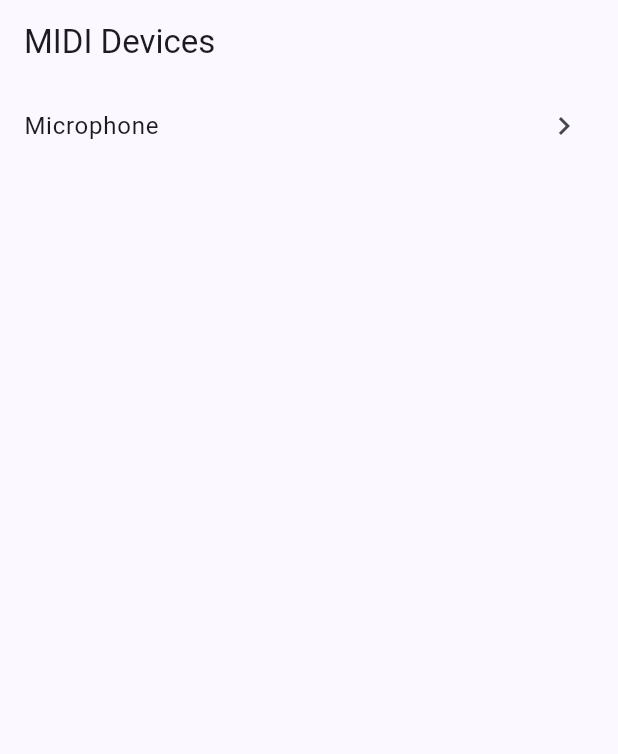
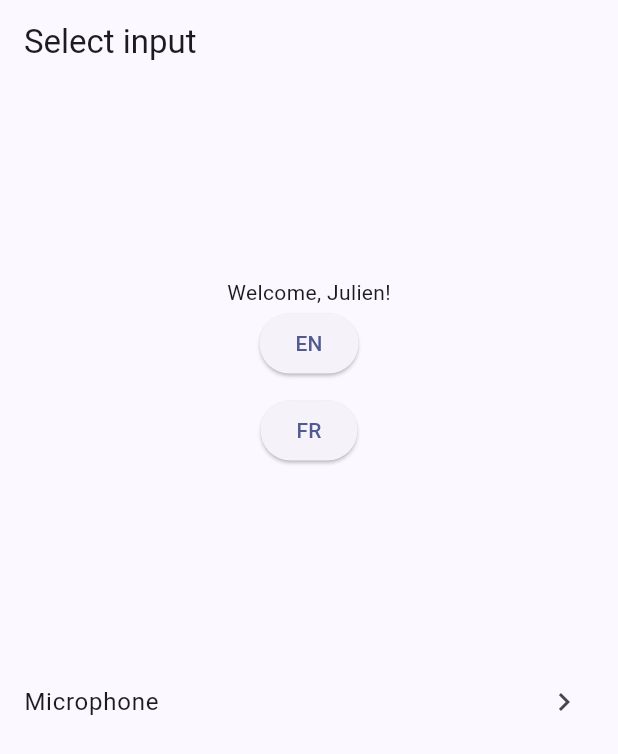
Before and after one commit to Julien5/pianoscope, a Flutter app: the screen it shows after launch, on a phone screen of 412 x 824 dp. Shown: the top 754 px of the screen. Run offline on Flutter 3.47's test engine with Material 3 defaults, Android fonts, the phone set to English and light mode, and no system bars; our stand-ins replace permission_handler; missing offline and left inert: flutter_rust_bridge, window_manager; project files that could hold a hidden picture were left out.

Commit message:
started on localization
- not very clean, but some working localized strings in the frontend

backend
- cleanup debug code
- use McLeod algorithm

````diff
--- /dev/null
+++ b/frontend/l10n.yaml
@@ -0,0 +1,3 @@
+arb-dir: lib/l10n
+template-arb-file: app_en.arb
+output-localization-file: app_localizations.dart
--- /dev/null
+++ b/frontend/lib/l10n/app_en.arb
@@ -0,0 +1,18 @@
+{
+  "helloWorld": "Hello World!",
+  "@helloWorld": {
+    "description": "The conventional greeting"
+  },
+
+  "welcomeUser": "Welcome, {username}!",
+  "@welcomeUser": {
+    "placeholders": {
+      "username": {
+        "type": "String"
+      }
+    }
+  },
+
+  "selectClef": "Select Clef",
+  "selectInput": "Select input"
+}
--- /dev/null
+++ b/frontend/lib/l10n/app_fr.arb
@@ -0,0 +1,6 @@
+{
+  "helloWorld": "Bonjour tout le monde!",
+  "welcomeUser": "Bonjour {username}!",
+  "selectClef": "Changer la clef",
+  "selectInput": "Choisir une entree"
+}
--- /dev/null
+++ b/frontend/lib/l10n/app_localizations.dart
@@ -0,0 +1,158 @@
+import 'dart:async';
+
+import 'package:flutter/foundation.dart';
+import 'package:flutter/widgets.dart';
+import 'package:flutter_localizations/flutter_localizations.dart';
+import 'package:intl/intl.dart' as intl;
+
+import 'app_localizations_en.dart';
+import 'app_localizations_fr.dart';
+
+// ignore_for_file: type=lint
+
+/// Callers can lookup localized strings with an instance of AppLocalizations
+/// returned by `AppLocalizations.of(context)`.
+///
+/// Applications need to include `AppLocalizations.delegate()` in their app's
+/// `localizationDelegates` list, and the locales they support in the app's
+/// `supportedLocales` list. For example:
+///
+/// ```dart
+/// import 'l10n/app_localizations.dart';
+///
+/// return MaterialApp(
+///   localizationsDelegates: AppLocalizations.localizationsDelegates,
+///   supportedLocales: AppLocalizations.supportedLocales,
+///   home: MyApplicationHome(),
+/// );
+/// ```
+///
+/// ## Update pubspec.yaml
+///
+/// Please make sure to update your pubspec.yaml to include the following
+/// packages:
+///
+/// ```yaml
+/// dependencies:
+///   # Internationalization support.
+///   flutter_localizations:
+///     sdk: flutter
+///   intl: any # Use the pinned version from flutter_localizations
+///
+///   # Rest of dependencies
+/// ```
+///
+/// ## iOS Applications
+///
+/// iOS applications define key application metadata, including supported
+/// locales, in an Info.plist file that is built into the application bundle.
+/// To configure the locales supported by your app, you’ll need to edit this
+/// file.
+///
+/// First, open your project’s ios/Runner.xcworkspace Xcode workspace file.
+/// Then, in the Project Navigator, open the Info.plist file under the Runner
+/// project’s Runner folder.
+///
+/// Next, select the Information Property List item, select Add Item from the
+/// Editor menu, then select Localizations from the pop-up menu.
+///
+/// Select and expand the newly-created Localizations item then, for each
+/// locale your application supports, add a new item and select the locale
+/// you wish to add from the pop-up menu in the Value field. This list should
+/// be consistent with the languages listed in the AppLocalizations.supportedLocales
+/// property.
+abstract class AppLocalizations {
+  AppLocalizations(String locale)
+    : localeName = intl.Intl.canonicalizedLocale(locale.toString());
+
+  final String localeName;
+
+  static AppLocalizations? of(BuildContext context) {
+    return Localizations.of<AppLocalizations>(context, AppLocalizations);
+  }
+
+  static const LocalizationsDelegate<AppLocalizations> delegate =
+      _AppLocalizationsDelegate();
+
+  /// A list of this localizations delegate along with the default localizations
+  /// delegates.
+  ///
+  /// Returns a list of localizations delegates containing this delegate along with
+  /// GlobalMaterialLocalizations.delegate, GlobalCupertinoLocalizations.delegate,
+  /// and GlobalWidgetsLocalizations.delegate.
+  ///
+  /// Additional delegates can be added by appending to this list in
+  /// MaterialApp. This list does not have to be used at all if a custom list
+  /// of delegates is preferred or required.
+  static const List<LocalizationsDelegate<dynamic>> localizationsDelegates =
+      <LocalizationsDelegate<dynamic>>[
+        delegate,
+        GlobalMaterialLocalizations.delegate,
+        GlobalCupertinoLocalizations.delegate,
+        GlobalWidgetsLocalizations.delegate,
+      ];
+
+  /// A list of this localizations delegate's supported locales.
+  static const List<Locale> supportedLocales = <Locale>[
+    Locale('en'),
+    Locale('fr'),
+  ];
+
+  /// The conventional greeting
+  ///
+  /// In en, this message translates to:
+  /// **'Hello World!'**
+  String get helloWorld;
+
+  /// No description provided for @welcomeUser.
+  ///
+  /// In en, this message translates to:
+  /// **'Welcome, {username}!'**
+  String welcomeUser(String username);
+
+  /// No description provided for @selectClef.
+  ///
+  /// In en, this message translates to:
+  /// **'Select Clef'**
+  String get selectClef;
+
+  /// No description provided for @selectInput.
+  ///
+  /// In en, this message translates to:
+  /// **'Select input'**
+  String get selectInput;
+}
+
+class _AppLocalizationsDelegate
+    extends LocalizationsDelegate<AppLocalizations> {
+  const _AppLocalizationsDelegate();
+
+  @override
+  Future<AppLocalizations> load(Locale locale) {
+    return SynchronousFuture<AppLocalizations>(lookupAppLocalizations(locale));
+  }
+
+  @override
+  bool isSupported(Locale locale) =>
+      <String>['en', 'fr'].contains(locale.languageCode);
+
+  @override
+  bool shouldReload(_AppLocalizationsDelegate old) => false;
+}
+
+AppLocalizations lookupAppLocalizations(Locale locale) {
+  // Lookup logic when only language code is specified.
+  switch (locale.languageCode) {
+    case 'en':
+      return AppLocalizationsEn();
+    case 'fr':
+      return AppLocalizationsFr();
+  }
+
+  throw FlutterError(
+    'AppLocalizations.delegate failed to load unsupported locale "$locale". This is likely '
+    'an issue with the localizations generation tool. Please file an issue '
+    'on GitHub with a reproducible sample app and the gen-l10n configuration '
+    'that was used.',
+  );
+}
--- /dev/null
+++ b/frontend/lib/l10n/app_localizations_en.dart
@@ -0,0 +1,24 @@
+// ignore: unused_import
+import 'package:intl/intl.dart' as intl;
+import 'app_localizations.dart';
+
+// ignore_for_file: type=lint
+
+/// The translations for English (`en`).
+class AppLocalizationsEn extends AppLocalizations {
+  AppLocalizationsEn([String locale = 'en']) : super(locale);
+
+  @override
+  String get helloWorld => 'Hello World!';
+
+  @override
+  String welcomeUser(String username) {
+    return 'Welcome, $username!';
+  }
+
+  @override
+  String get selectClef => 'Select Clef';
+
+  @override
+  String get selectInput => 'Select input';
+}
--- a/frontend/lib/main.dart
+++ b/frontend/lib/main.dart
@@ -5,6 +5,9 @@ import 'package:flutter/material.dart';
 import 'package:provider/provider.dart';
 import 'package:window_manager/window_manager.dart';
 import 'pianoscope.dart';
+
+import 'l10n/app_localizations.dart';
+import 'src/providers/locale_provider.dart';
 
 Future<void> main() async {
   WidgetsFlutterBinding.ensureInitialized();
@@ -30,10 +33,23 @@ class NanoApp extends StatelessWidget {
 
   @override
   Widget build(BuildContext context) {
-    return MaterialApp(
-      title: 'Nano MIDI',
-      theme: ThemeData(colorSchemeSeed: Colors.indigo, useMaterial3: true),
-      home: const DeviceListScreen(),
+    return ChangeNotifierProvider(
+      create: (_) => LocaleProvider(),
+      child: Consumer<LocaleProvider>(
+        builder: (context, localeProvider, child) {
+          return MaterialApp(
+            title: 'Nano MIDI',
+            locale: localeProvider.locale,
+            localizationsDelegates: AppLocalizations.localizationsDelegates,
+            supportedLocales: AppLocalizations.supportedLocales,
+            theme: ThemeData(
+              colorSchemeSeed: Colors.indigo,
+              useMaterial3: true,
+            ),
+            home: const DeviceListScreen(),
+          );
+        },
+      ),
     );
   }
 }
--- /dev/null
+++ b/frontend/lib/src/providers/locale_provider.dart
@@ -0,0 +1,18 @@
+import 'package:flutter/material.dart';
+
+class LocaleProvider extends ChangeNotifier {
+  Locale _locale = const Locale('en');
+
+  Locale get locale => _locale;
+
+  void setLocale(Locale locale) {
+    if (_locale == locale) return;
+    _locale = locale;
+    notifyListeners();
+  }
+
+  void clearLocale() {
+    _locale = const Locale('en');
+    notifyListeners();
+  }
+}
--- a/frontend/lib/src/screens/device_list_screen.dart
+++ b/frontend/lib/src/screens/device_list_screen.dart
@@ -1,5 +1,7 @@
 import 'dart:async';
 import 'package:flutter/material.dart';
+import '../../l10n/app_localizations.dart';
+import '../providers/locale_provider.dart';
 import '../rust/api/bridge.dart';
 import 'package:provider/provider.dart';
 import '../providers/input_provider.dart';
@@ -97,10 +99,10 @@ class _DeviceListScreenState extends State<DeviceListScreen> {
   @override
   Widget build(BuildContext context) {
     final provider = context.watch<InputProvider>();
-
+    final String title = AppLocalizations.of(context)!.selectInput;
     if (!provider.hasBridge) {
       return Scaffold(
-        appBar: AppBar(title: const Text('MIDI Devices')),
+        appBar: AppBar(title: Text(title)),
         body: const Center(child: CircularProgressIndicator()),
       );
     }
@@ -109,17 +111,36 @@ class _DeviceListScreenState extends State<DeviceListScreen> {
     final error = provider.error;
 
     return Scaffold(
-      appBar: AppBar(title: const Text('MIDI Devices')),
+      appBar: AppBar(title: Text(title)),
       body: _buildBody(ports, error),
     );
   }
 
   Widget _buildBody(List<MidiPort> ports, String? error) {
+    final localeProvider = Provider.of<LocaleProvider>(context, listen: true);
+    debugPrint("_buildBody: ${localeProvider.locale}");
+    final String welcome = AppLocalizations.of(context)!.welcomeUser("Julien");
+    final localizationWidget = Column(
+      mainAxisAlignment: MainAxisAlignment.center,
+      children: [
+        Text(welcome),
+        ElevatedButton(
+          onPressed: () => localeProvider.setLocale(const Locale('en')),
+          child: const Text('EN'),
+        ),
+        const SizedBox(height: 10),
+        ElevatedButton(
+          onPressed: () => localeProvider.setLocale(const Locale('fr')),
+          child: const Text('FR'),
+        ),
+      ],
+    );
     if (error != null) {
       return Center(
         child: Column(
           mainAxisAlignment: MainAxisAlignment.center,
           children: [
+            localizationWidget,
             Text('Error: $error'),
             const SizedBox(height: 16),
             ElevatedButton(
@@ -131,7 +152,7 @@ class _DeviceListScreenState extends State<DeviceListScreen> {
       );
     }
 
-    return ListView.builder(
+    final inputsWidget = ListView.builder(
       itemCount: ports.length + 1,
       itemBuilder: (context, index) {
         if (index == 0) {
@@ -149,5 +170,7 @@ class _DeviceListScreenState extends State<DeviceListScreen> {
         );
       },
     );
+
+    return Column(children: [Expanded(child:localizationWidget),Expanded(child:inputsWidget)],);
   }
 }
````
Also changed, not shown: frontend/lib/l10n/app_localizations_fr.dart (added, +24 -0 lines), frontend/lib/src/screens/midi_signal_screen.dart (+9 -6 lines), frontend/pubspec.yaml (+4 -3 lines), frontend/pubspec.lock, 2 other files.
